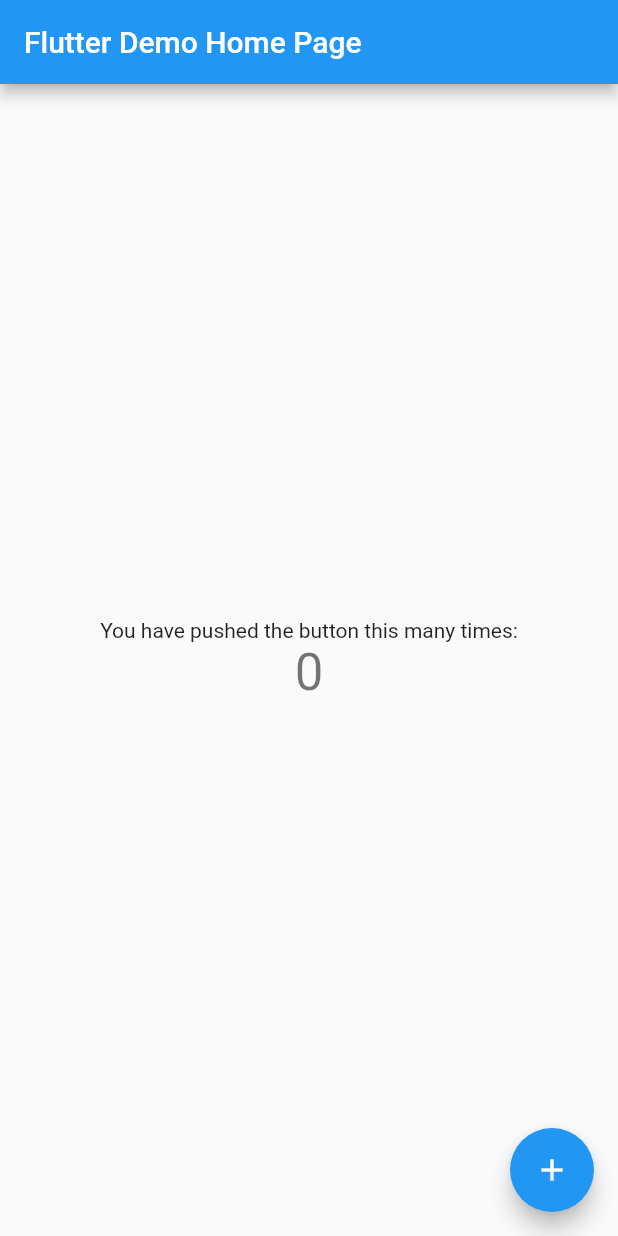
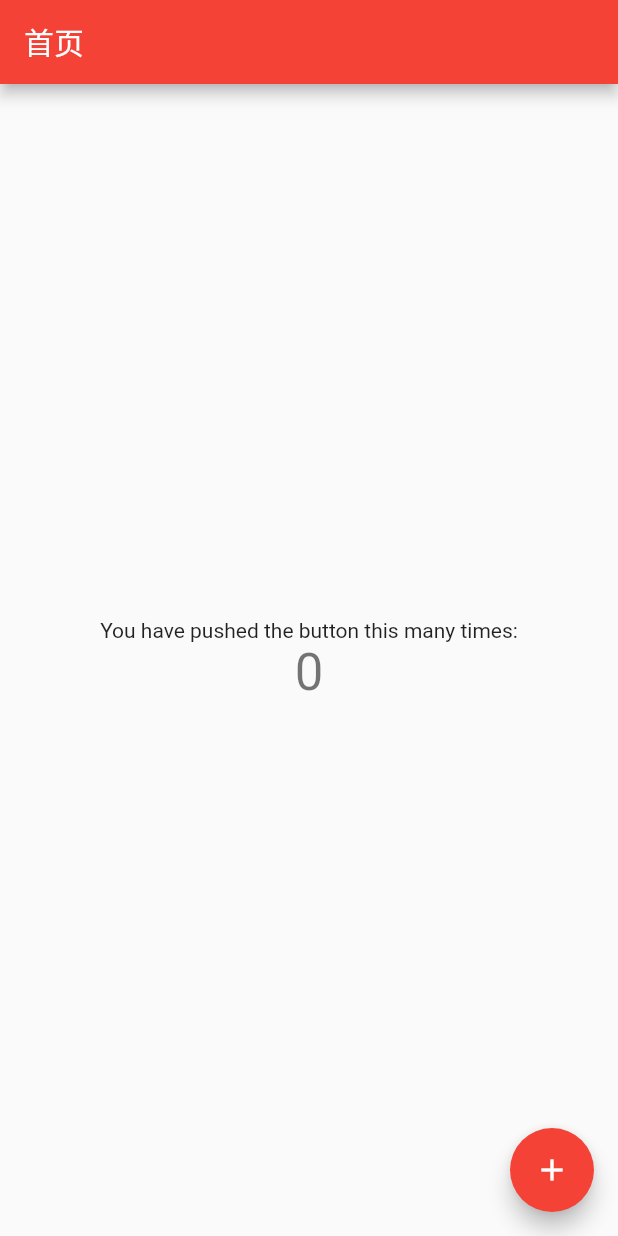
Before and after one commit to kukuboy/flutter_demo, a Flutter app: the screen it shows after launch, on a phone screen of 412 x 824 dp. Run offline on Flutter 3.47's test engine with Material 2 defaults, Android fonts, the phone set to English and light mode, and no system bars.

Commit message:
添加注释

```diff
--- a/lib/main.dart
+++ b/lib/main.dart
@@ -1,11 +1,13 @@
-import 'package:flutter/material.dart';
+import 'package:flutter/material.dart'; // 此行代码作用是导入了Material UI组件库。Material (opens new window)是一种标准的移动端和web端的视觉设计语言， Flutter默认提供了一套丰富的Material风格的UI组件。
 
+// 在入口中启动应用
 void main() {
   runApp(MyApp());
 }
-
+//继承无状态widget
 class MyApp extends StatelessWidget {
   // This widget is the root of your application.
+//  构建页面
   @override
   Widget build(BuildContext context) {
     return MaterialApp(
@@ -20,13 +22,14 @@ class MyApp extends StatelessWidget {
         // or simply save your changes to "hot reload" in a Flutter IDE).
         // Notice that the counter didn't reset back to zero; the application
         // is not restarted.
-        primarySwatch: Colors.blue,
+        primarySwatch: Colors.red,
       ),
-      home: MyHomePage(title: 'Flutter Demo Home Page'),
+      // 应用页面首页
+      home: MyHomePage(title: '首页'),
     );
   }
 }
-
+//首页
 class MyHomePage extends StatefulWidget {
   MyHomePage({Key key, this.title}) : super(key: key);
 
@@ -58,7 +61,7 @@ class _MyHomePageState extends State<MyHomePage> {
       _counter+=2;
     });
   }
-
+//构建函数
   @override
   Widget build(BuildContext context) {
     // This method is rerun every time setState is called, for instance as done
@@ -67,12 +70,15 @@ class _MyHomePageState extends State<MyHomePage> {
     // The Flutter framework has been optimized to make rerunning build methods
     // fast, so that you can just rebuild anything that needs updating rather
     // than having to individually change instances of widgets.
+    // 页面脚手架
     return Scaffold(
+      // 页头
       appBar: AppBar(
         // Here we take the value from the MyHomePage object that was created by
         // the App.build method, and use it to set our appbar title.
         title: Text(widget.title),
       ),
+      // 内容
       body: Center(
         // Center is a layout widget. It takes a single child and positions it
         // in the middle of the parent.
@@ -103,6 +109,7 @@ class _MyHomePageState extends State<MyHomePage> {
           ],
         ),
       ),
+      // 右下角按钮
       floatingActionButton: FloatingActionButton(
         onPressed: _incrementCounter,
         tooltip: 'Increment',
```
